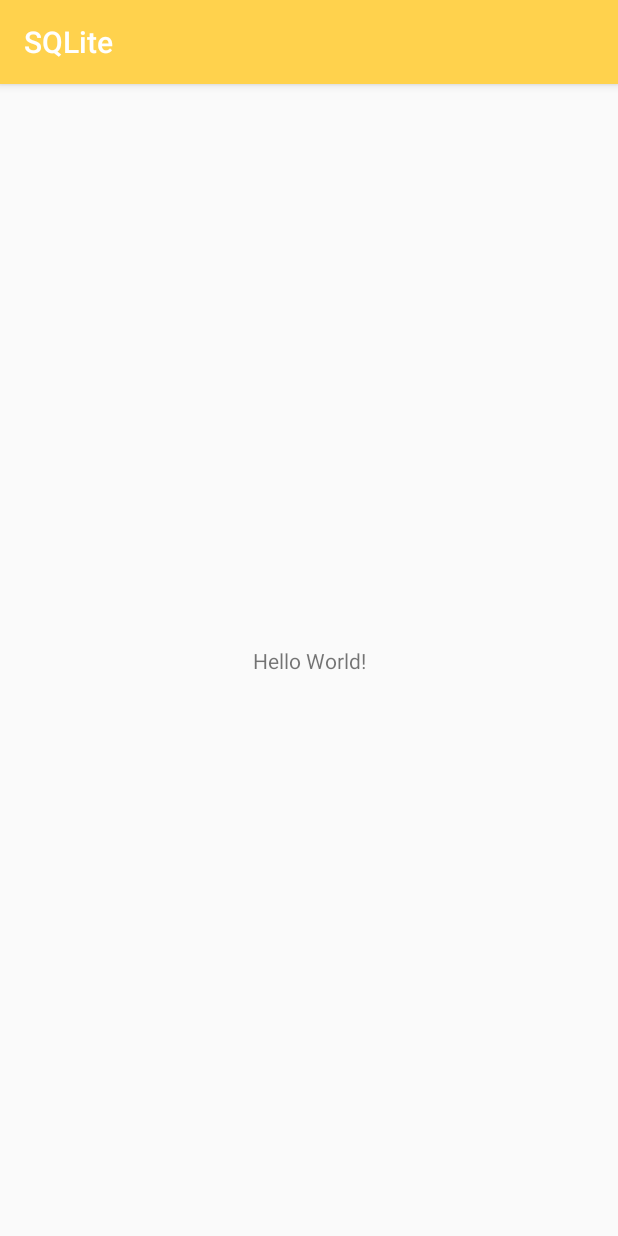
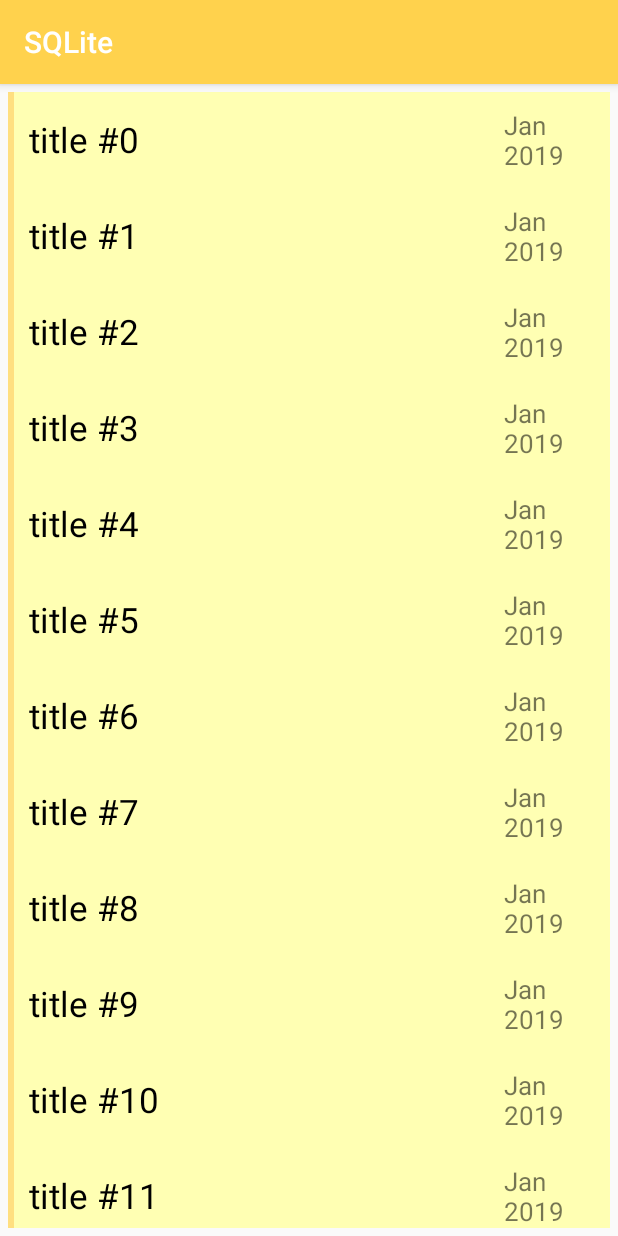
Before and after one commit to ArtemisSoftware/SQLite, an Android app: the screen it shows after launch (NoteListActivity), on a phone screen of 412 x 824 dp. Run offline under Robolectric (Android 15) with nearby library versions, the phone set to English and light mode, and no system bars.

Commit message:
Setting Up a RecyclerView

```diff
--- a/app/src/main/java/com/titan/sqlite/NoteListActivity.java
+++ b/app/src/main/java/com/titan/sqlite/NoteListActivity.java
@@ -1,14 +1,50 @@
 package com.titan.sqlite;
 
 import androidx.appcompat.app.AppCompatActivity;
+import androidx.recyclerview.widget.LinearLayoutManager;
+import androidx.recyclerview.widget.RecyclerView;
 
 import android.os.Bundle;
 
+import com.titan.sqlite.adapters.NotesRecyclerAdapter;
+import com.titan.sqlite.models.Note;
+
+import java.util.ArrayList;
+
 public class NoteListActivity extends AppCompatActivity {
+
+
+    private RecyclerView recyclerView;
+
+    private ArrayList<Note> notes = new ArrayList<>();
+    private NotesRecyclerAdapter notesRecyclerAdapter;
 
     @Override
     protected void onCreate(Bundle savedInstanceState) {
         super.onCreate(savedInstanceState);
         setContentView(R.layout.activity_note_list);
+
+        recyclerView = findViewById(R.id.recyclerView);
+
+        initRecyclerView();
+        insertFakeNotes();
+    }
+
+    private void insertFakeNotes(){
+        for(int i = 0; i < 1000; i++){
+            Note note = new Note();
+            note.setTitle("title #" + i);
+            note.setContent("content #: " + i);
+            note.setTimestamp("Jan 2019");
+            notes.add(note);
+        }
+        notesRecyclerAdapter.notifyDataSetChanged();
+    }
+
+    private void initRecyclerView(){
+        LinearLayoutManager linearLayoutManager = new LinearLayoutManager(this);
+        recyclerView.setLayoutManager(linearLayoutManager);
+        notesRecyclerAdapter = new NotesRecyclerAdapter(notes);
+        recyclerView.setAdapter(notesRecyclerAdapter);
     }
 }
--- a/app/src/main/res/layout/activity_note_list.xml
+++ b/app/src/main/res/layout/activity_note_list.xml
@@ -6,13 +6,11 @@
     android:layout_height="match_parent"
     tools:context=".NoteListActivity">
 
-    <TextView
-        android:layout_width="wrap_content"
-        android:layout_height="wrap_content"
-        android:text="Hello World!"
-        app:layout_constraintBottom_toBottomOf="parent"
-        app:layout_constraintLeft_toLeftOf="parent"
-        app:layout_constraintRight_toRightOf="parent"
-        app:layout_constraintTop_toTopOf="parent" />
+   <androidx.recyclerview.widget.RecyclerView
+       android:layout_width="match_parent"
+       android:layout_height="match_parent"
+       android:id="@+id/recyclerView"
+       android:orientation="vertical"
+       android:padding="5dp"/>
 
 </androidx.constraintlayout.widget.ConstraintLayout>
```
